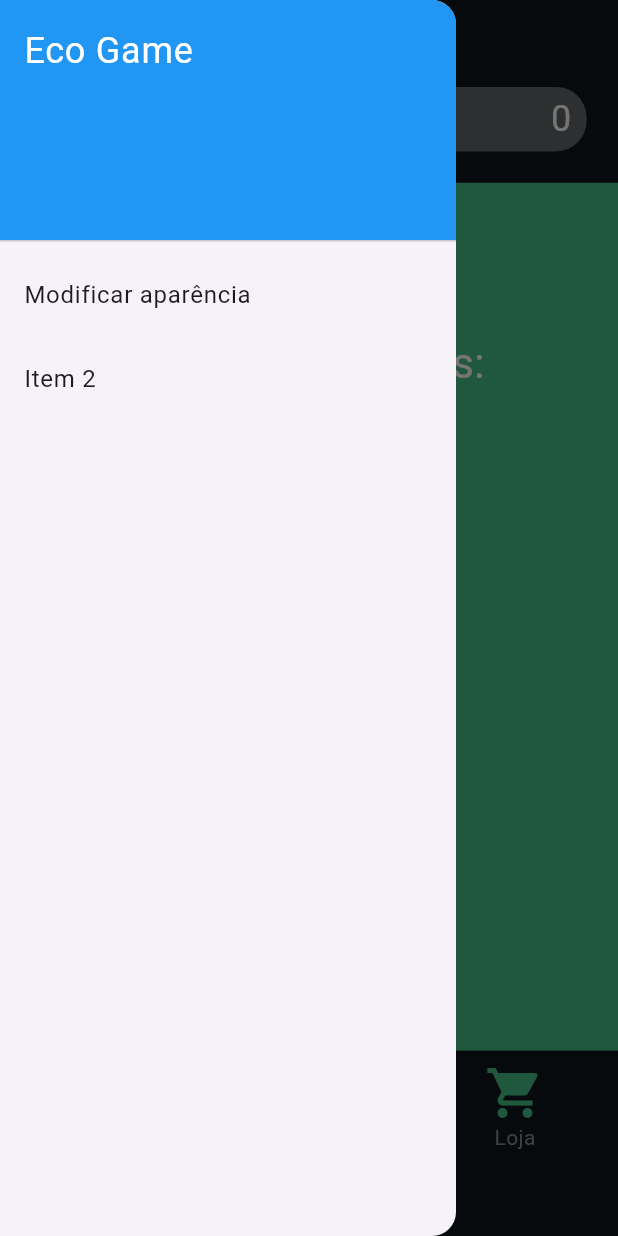
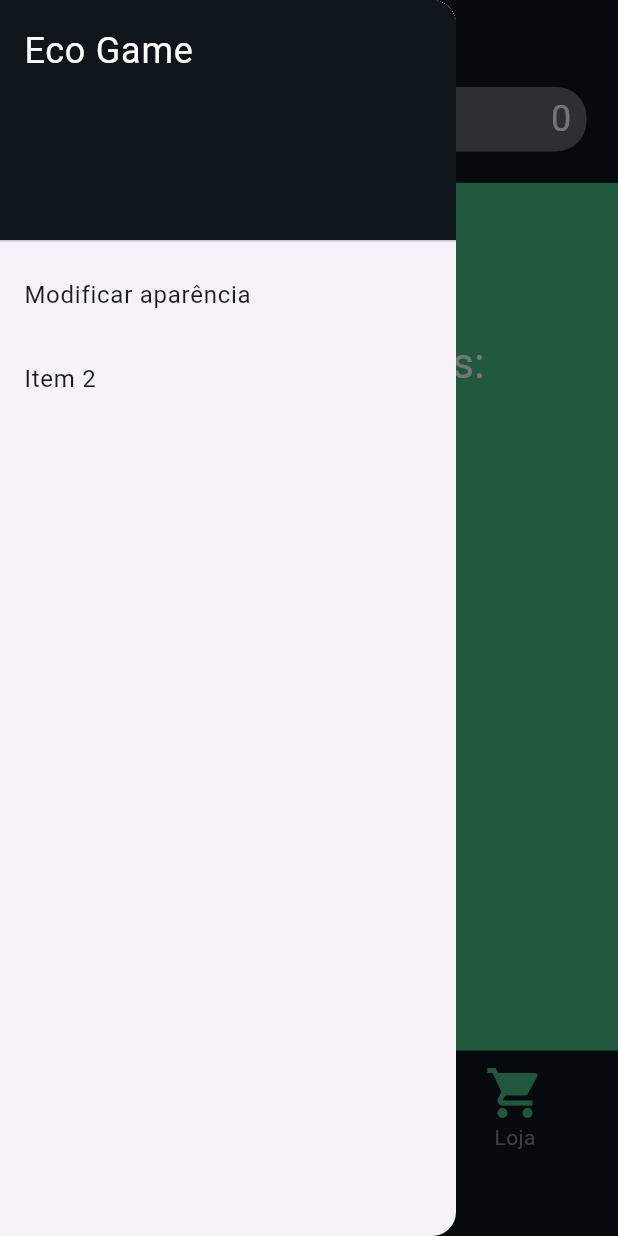
Before and after one commit to GabrielRocha1031/eco_game, a Flutter app: the EconomiaPage screen opened directly, with the side drawer open, on a phone screen of 412 x 824 dp. Run offline on Flutter 3.47's test engine with Material 3 defaults, Android fonts, the phone set to English and light mode, and no system bars; our stand-ins replace auto_size_text, font_awesome_flutter, from_css_color, go_router, google_fonts, page_transition and 2 more; missing offline and left inert: fluttermoji, json_path; accounts and stored records are empty; Roboto replaces fonts that are missing (Readex Pro).

```diff
--- a/lib/economia_page.dart
+++ b/lib/economia_page.dart
@@ -386,7 +386,7 @@ class _EconomiaPageWidgetState extends State<EconomiaPage> {
           children: <Widget>[
             DrawerHeader(
               decoration: BoxDecoration(
-                color: Colors.blue,
+                color: Color(0xFF0E151B),
               ),
               child: Text(
                 'Eco Game',
--- a/lib/main.dart
+++ b/lib/main.dart
@@ -344,7 +344,7 @@ class _MyHomePageState extends State<MyHomePage> {
           children: <Widget>[
             DrawerHeader(
               decoration: BoxDecoration(
-                color: Colors.blue,
+                color: Color(0xFF0E151B),
               ),
               child: Text(
                 'Eco Game',
```
